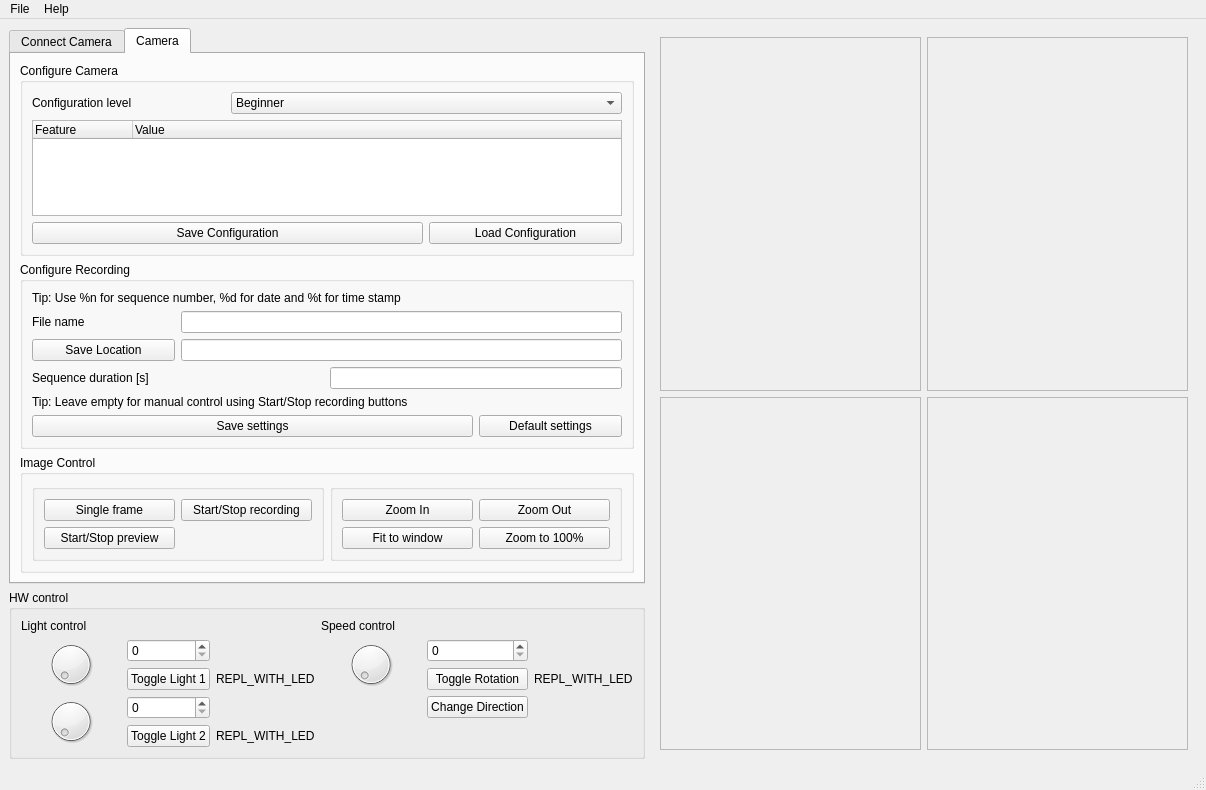
The window that ui_files/anubis.ui (boortel/anubis_V2) describes before a commit, drawn with Qt 5.
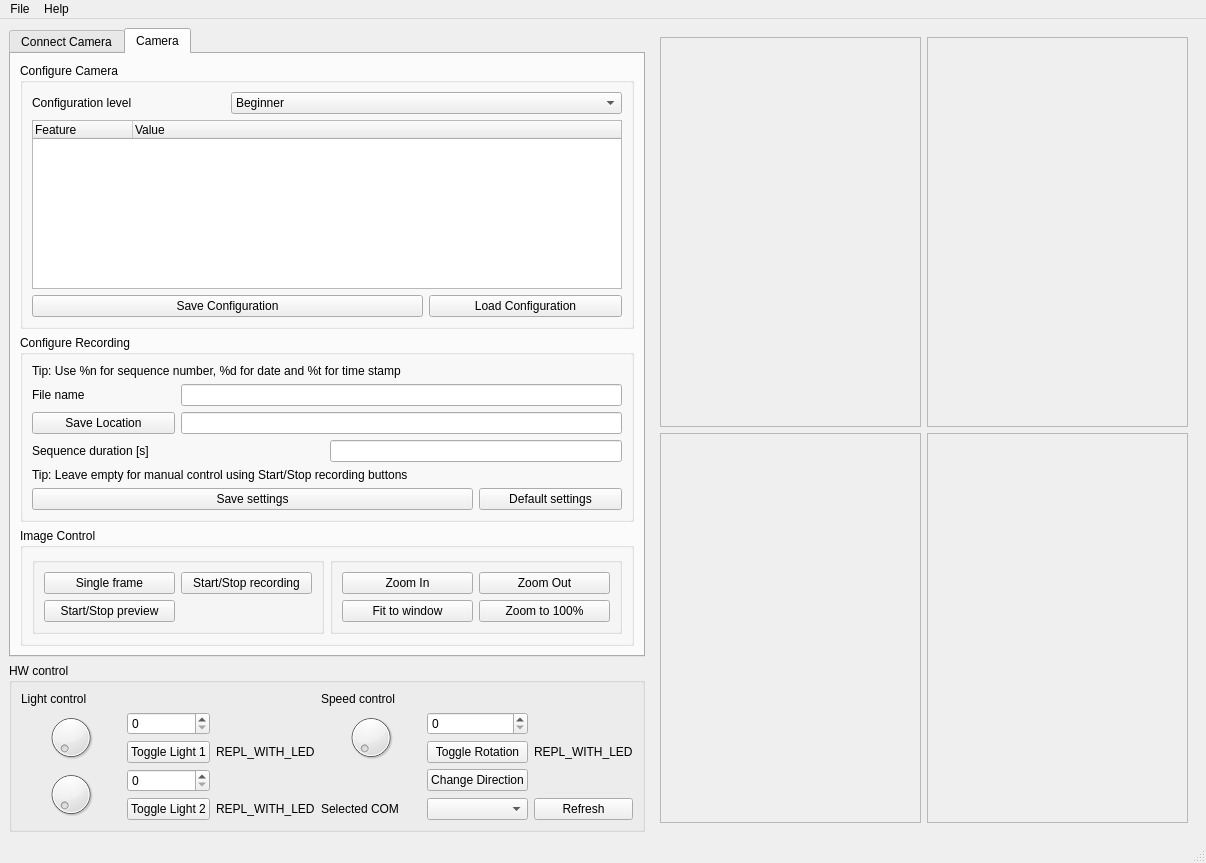
The same window after the commit. Icons and pictures are not drawn.

Commit message: added uart communication protocol

Patch:
```diff
--- a/ui_files/anubis.ui
+++ b/ui_files/anubis.ui
@@ -7,7 +7,7 @@
     <x>0</x>
     <y>0</y>
     <width>1206</width>
-    <height>790</height>
+    <height>863</height>
    </rect>
   </property>
   <property name="windowTitle">
@@ -28,8 +28,8 @@
            <rect>
             <x>0</x>
             <y>0</y>
-            <width>260</width>
-            <height>352</height>
+            <width>248</width>
+            <height>379</height>
            </rect>
           </property>
           <widget class="QLabel" name="camera_preview_1">
@@ -70,8 +70,8 @@
            <rect>
             <x>0</x>
             <y>0</y>
-            <width>260</width>
-            <height>352</height>
+            <width>248</width>
+            <height>379</height>
            </rect>
           </property>
           <widget class="QLabel" name="camera_preview_2">
@@ -112,8 +112,8 @@
            <rect>
             <x>0</x>
             <y>0</y>
-            <width>260</width>
-            <height>351</height>
+            <width>248</width>
+            <height>378</height>
            </rect>
           </property>
           <widget class="QLabel" name="camera_preview_3">
@@ -154,8 +154,8 @@
            <rect>
             <x>0</x>
             <y>0</y>
-            <width>260</width>
-            <height>351</height>
+            <width>248</width>
+            <height>378</height>
            </rect>
           </property>
           <widget class="QLabel" name="camera_preview_4">
@@ -591,6 +591,23 @@
          </property>
         </widget>
        </item>
+       <item row="5" column="11">
+        <widget class="QComboBox" name="comboBox_com_ports"/>
+       </item>
+       <item row="5" column="10">
+        <widget class="QLabel" name="label_prompt_port">
+         <property name="text">
+          <string>Selected COM</string>
+         </property>
+        </widget>
+       </item>
+       <item row="5" column="12">
+        <widget class="QPushButton" name="btn_refresh_com_ports">
+         <property name="text">
+          <string>Refresh</string>
+         </property>
+        </widget>
+       </item>
       </layout>
      </widget>
     </item>
```
Left out of the diff: 2 changed lines with no effect on the pictures. The commit also changes 2 other files.
